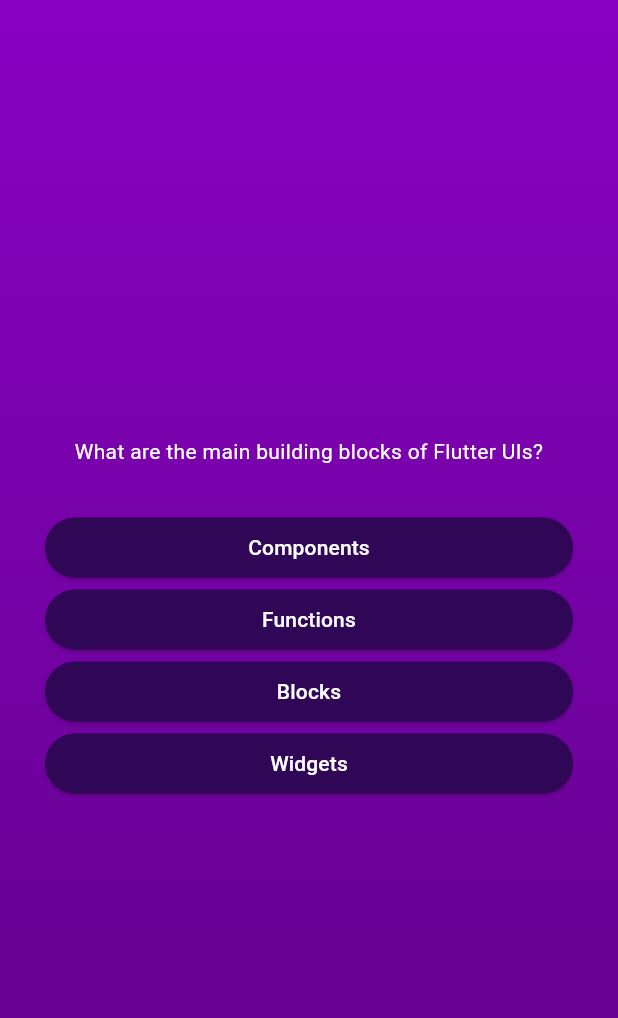
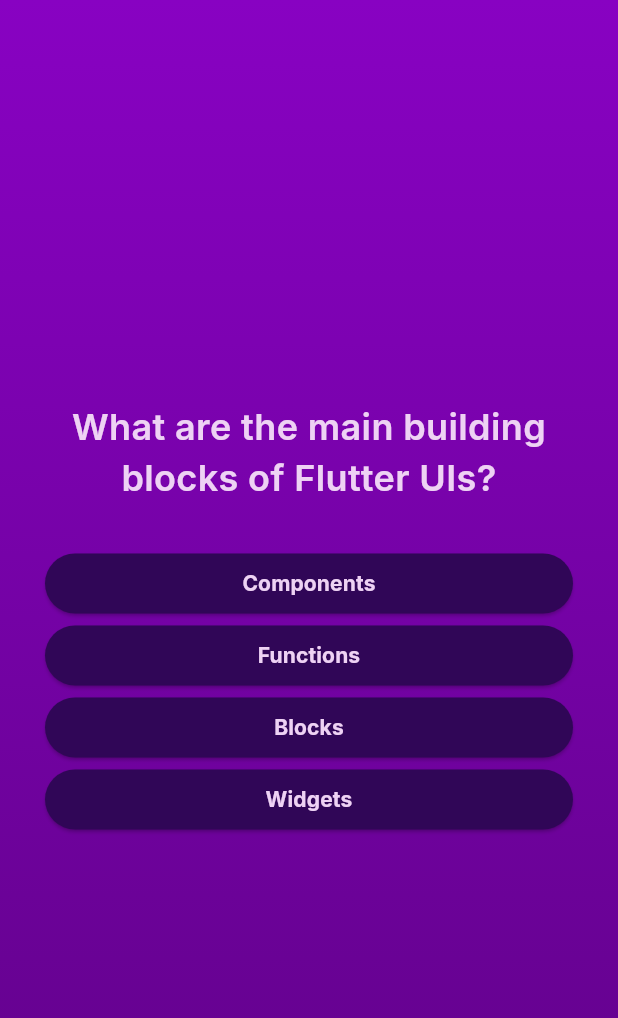
Before and after one commit to awheatley/flutter_quiz, a Flutter app: the screen it shows after launch, after a tap on "Start Quiz", on a phone screen of 412 x 824 dp. Shown: the top 1018 px of the screen. Run offline on Flutter 3.47's test engine with Material 3 defaults, Android fonts, the phone set to English and light mode, and no system bars; our stand-ins replace google_fonts.

Commit message:
add Google fonts

```diff
--- a/lib/answer_button.dart
+++ b/lib/answer_button.dart
@@ -1,4 +1,5 @@
 import 'package:flutter/material.dart';
+import 'package:google_fonts/google_fonts.dart';
 
 class AnswerButton extends StatelessWidget {
   const AnswerButton(
@@ -20,6 +21,11 @@ class AnswerButton extends StatelessWidget {
       child: Text(
         answerText,
         textAlign: TextAlign.center,
+        style: GoogleFonts.inter(
+          color: const Color.fromARGB(255, 238, 210, 244),
+          fontSize: 14,
+          fontWeight: FontWeight.bold,
+        ),
       ),
     );
   }
--- a/lib/questions_screen.dart
+++ b/lib/questions_screen.dart
@@ -1,6 +1,7 @@
 import 'package:flutter/material.dart';
 import 'package:flutter_quiz/answer_button.dart';
 import 'package:flutter_quiz/data/questions.dart';
+import 'package:google_fonts/google_fonts.dart';
 
 class QuestionsScreen extends StatefulWidget {
   const QuestionsScreen({super.key});
@@ -35,7 +36,11 @@ class _QuestionsScreenState extends State<QuestionsScreen> {
             Text(
               textAlign: TextAlign.center,
               currentQuestion.text,
-              style: const TextStyle(color: Colors.white),
+              style: GoogleFonts.inter(
+                color: const Color.fromARGB(255, 238, 210, 244),
+                fontSize: 24,
+                fontWeight: FontWeight.w600,
+              ),
             ),
             const SizedBox(height: 30),
             ...currentQuestion.getShuffledAnswers().map((answer) {
--- a/lib/start_screen.dart
+++ b/lib/start_screen.dart
@@ -1,4 +1,5 @@
 import 'package:flutter/material.dart';
+import 'package:google_fonts/google_fonts.dart';
 
 class StartScreen extends StatelessWidget {
   const StartScreen(this.startQuiz, {super.key});
@@ -14,11 +15,12 @@ class StartScreen extends StatelessWidget {
           Image.asset('assets/images/quiz-logo.png',
               width: 300, color: const Color.fromARGB(150, 255, 255, 255)),
           const SizedBox(height: 50),
-          const Text(
+          Text(
             'Learn Flutter the fun way!',
-            style: TextStyle(
-              color: Colors.white,
+            style: GoogleFonts.inter(
+              color: const Color.fromARGB(255, 238, 210, 244),
               fontSize: 18,
+              fontWeight: FontWeight.w600,
             ),
           ),
           const SizedBox(height: 30),
--- a/pubspec.yaml
+++ b/pubspec.yaml
@@ -35,6 +35,7 @@ dependencies:
   # The following adds the Cupertino Icons font to your application.
   # Use with the CupertinoIcons class for iOS style icons.
   cupertino_icons: ^1.0.6
+  google_fonts: ^6.2.1
 
 dev_dependencies:
   flutter_test:
```
Also changed, not shown: pubspec.lock, 11 other files.
